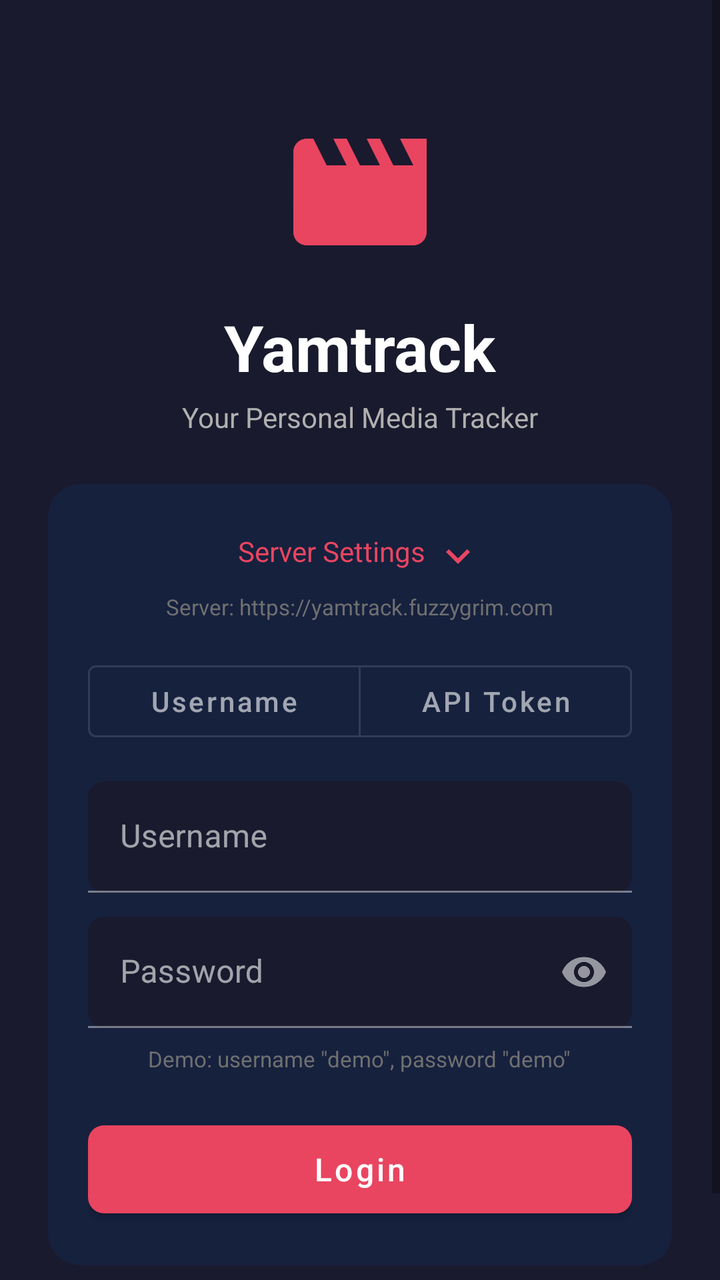
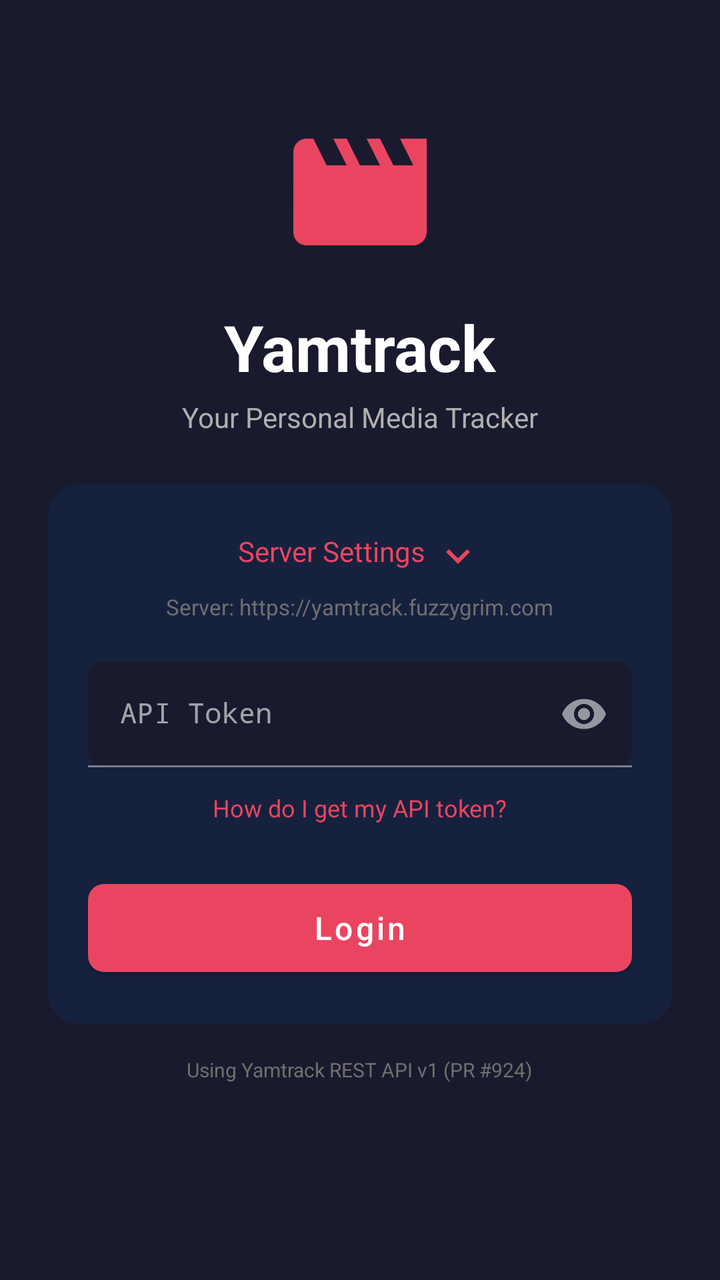

Screens rendered from an Android XML layout before and after an edit, with the pre-edit source and the edit as a unified diff.
<!-- AndroidManifest.xml: activity theme Theme.Yamtrack.NoActionBar -->
<!-- res/layout/activity_login.xml -->
<?xml version="1.0" encoding="utf-8"?>
<ScrollView xmlns:android="http://schemas.android.com/apk/res/android"
    xmlns:app="http://schemas.android.com/apk/res-auto"
    android:layout_width="match_parent"
    android:layout_height="match_parent"
    android:background="@color/background"
    android:fillViewport="true">

    <LinearLayout
        android:layout_width="match_parent"
        android:layout_height="wrap_content"
        android:gravity="center_horizontal"
        android:orientation="vertical"
        android:padding="24dp">

        
        <ImageView
            android:layout_width="80dp"
            android:layout_height="80dp"
            android:layout_marginTop="32dp"
            android:src="@drawable/ic_movie"
            app:tint="@color/primary" />

        <TextView
            android:layout_width="wrap_content"
            android:layout_height="wrap_content"
            android:layout_marginTop="16dp"
            android:text="Yamtrack"
            android:textColor="@color/white"
            android:textSize="32sp"
            android:textStyle="bold" />

        <TextView
            android:layout_width="wrap_content"
            android:layout_height="wrap_content"
            android:layout_marginTop="4dp"
            android:text="Your Personal Media Tracker"
            android:textColor="@color/text_secondary"
            android:textSize="14sp" />

        
        <com.google.android.material.card.MaterialCardView
            android:layout_width="match_parent"
            android:layout_height="wrap_content"
            android:layout_marginTop="24dp"
            app:cardBackgroundColor="@color/surface"
            app:cardCornerRadius="16dp"
            app:cardElevation="0dp">

            <LinearLayout
                android:layout_width="match_parent"
                android:layout_height="wrap_content"
                android:orientation="vertical"
                android:padding="20dp">

                
                <TextView
                    android:id="@+id/tvServerSettings"
                    android:layout_width="wrap_content"
                    android:layout_height="wrap_content"
                    android:layout_gravity="center"
                    android:background="?attr/selectableItemBackgroundBorderless"
                    android:drawableEnd="@drawable/ic_chevron_down"
                    android:drawablePadding="4dp"
                    android:padding="4dp"
                    android:text="@string/server_settings"
                    android:textColor="@color/primary"
                    android:textSize="14sp"
                    app:drawableTint="@color/primary" />

                <TextView
                    android:id="@+id/tvCurrentServer"
                    android:layout_width="wrap_content"
                    android:layout_height="wrap_content"
                    android:layout_gravity="center"
                    android:layout_marginTop="2dp"
                    android:ellipsize="middle"
                    android:maxLines="1"
                    android:text="Server: https://yamtrack.fuzzygrim.com"
                    android:textColor="@color/text_hint"
                    android:textSize="11sp" />

                
                <com.google.android.material.button.MaterialButtonToggleGroup
                    android:id="@+id/toggleGroupMode"
                    android:layout_width="match_parent"
                    android:layout_height="wrap_content"
                    android:layout_marginTop="16dp"
                    app:singleSelection="true">

                    <com.google.android.material.button.MaterialButton
                        android:id="@+id/btnModePassword"
                        style="?attr/materialButtonOutlinedStyle"
                        android:layout_width="0dp"
                        android:layout_height="wrap_content"
                        android:layout_weight="1"
                        android:text="Username"
                        android:textAllCaps="false" />

                    <com.google.android.material.button.MaterialButton
                        android:id="@+id/btnModeToken"
                        style="?attr/materialButtonOutlinedStyle"
                        android:layout_width="0dp"
                        android:layout_height="wrap_content"
                        android:layout_weight="1"
                        android:text="API Token"
                        android:textAllCaps="false" />

                </com.google.android.material.button.MaterialButtonToggleGroup>

                
                <LinearLayout
                    android:id="@+id/layoutTokenFields"
                    android:layout_width="match_parent"
                    android:layout_height="wrap_content"
                    android:orientation="vertical"
                    android:visibility="gone">

                    <com.google.android.material.textfield.TextInputLayout
                        android:layout_width="match_parent"
                        android:layout_height="wrap_content"
                        android:layout_marginTop="16dp"
                        android:hint="API Token"
                        app:boxBackgroundColor="@color/background"
                        app:boxCornerRadiusBottomEnd="8dp"
                        app:boxCornerRadiusBottomStart="8dp"
                        app:boxCornerRadiusTopEnd="8dp"
                        app:boxCornerRadiusTopStart="8dp"
                        app:endIconMode="password_toggle"
                        app:hintTextColor="@color/text_secondary">

                        <com.google.android.material.textfield.TextInputEditText
                            android:id="@+id/etToken"
                            android:layout_width="match_parent"
                            android:layout_height="wrap_content"
                            android:fontFamily="monospace"
                            android:inputType="textPassword"
                            android:textColor="@color/white"
                            android:textSize="14sp" />
                    </com.google.android.material.textfield.TextInputLayout>

                    <TextView
                        android:id="@+id/tvHowToGetToken"
                        android:layout_width="wrap_content"
                        android:layout_height="wrap_content"
                        android:layout_gravity="center"
                        android:layout_marginTop="8dp"
                        android:background="?attr/selectableItemBackgroundBorderless"
                        android:padding="4dp"
                        android:text="How do I get my API token?"
                        android:textColor="@color/primary"
                        android:textSize="12sp" />
                </LinearLayout>

                
                <LinearLayout
                    android:id="@+id/layoutPasswordFields"
                    android:layout_width="match_parent"
                    android:layout_height="wrap_content"
                    android:orientation="vertical">

                    <com.google.android.material.textfield.TextInputLayout
                        android:layout_width="match_parent"
                        android:layout_height="wrap_content"
                        android:layout_marginTop="16dp"
                        android:hint="@string/username"
                        app:boxBackgroundColor="@color/background"
                        app:boxCornerRadiusBottomEnd="8dp"
                        app:boxCornerRadiusBottomStart="8dp"
                        app:boxCornerRadiusTopEnd="8dp"
                        app:boxCornerRadiusTopStart="8dp"
                        app:hintTextColor="@color/text_secondary">

                        <com.google.android.material.textfield.TextInputEditText
                            android:id="@+id/etUsername"
                            android:layout_width="match_parent"
                            android:layout_height="wrap_content"
                            android:inputType="text"
                            android:textColor="@color/white" />
                    </com.google.android.material.textfield.TextInputLayout>

                    <com.google.android.material.textfield.TextInputLayout
                        android:layout_width="match_parent"
                        android:layout_height="wrap_content"
                        android:layout_marginTop="12dp"
                        android:hint="@string/password"
                        app:boxBackgroundColor="@color/background"
                        app:boxCornerRadiusBottomEnd="8dp"
                        app:boxCornerRadiusBottomStart="8dp"
                        app:boxCornerRadiusTopEnd="8dp"
                        app:boxCornerRadiusTopStart="8dp"
                        app:endIconMode="password_toggle"
                        app:hintTextColor="@color/text_secondary">

                        <com.google.android.material.textfield.TextInputEditText
                            android:id="@+id/etPassword"
                            android:layout_width="match_parent"
                            android:layout_height="wrap_content"
                            android:inputType="textPassword"
                            android:textColor="@color/white" />
                    </com.google.android.material.textfield.TextInputLayout>

                    <TextView
                        android:id="@+id/tvDemoCredentials"
                        android:layout_width="wrap_content"
                        android:layout_height="wrap_content"
                        android:layout_gravity="center"
                        android:layout_marginTop="8dp"
                        android:text="Demo: username &quot;demo&quot;, password &quot;demo&quot;"
                        android:textColor="@color/text_hint"
                        android:textSize="11sp" />
                </LinearLayout>

                
                <com.google.android.material.button.MaterialButton
                    android:id="@+id/btnLogin"
                    android:layout_width="match_parent"
                    android:layout_height="56dp"
                    android:layout_marginTop="20dp"
                    android:text="@string/login"
                    android:textAllCaps="false"
                    android:textSize="16sp"
                    app:backgroundTint="@color/primary"
                    app:cornerRadius="8dp" />

                <ProgressBar
                    android:id="@+id/progressBar"
                    android:layout_width="wrap_content"
                    android:layout_height="wrap_content"
                    android:layout_gravity="center"
                    android:layout_marginTop="12dp"
                    android:indeterminateTint="@color/primary"
                    android:visibility="gone" />

            </LinearLayout>
        </com.google.android.material.card.MaterialCardView>

        
        <TextView
            android:layout_width="wrap_content"
            android:layout_height="wrap_content"
            android:layout_marginTop="16dp"
            android:gravity="center"
            android:paddingHorizontal="8dp"
            android:text="Using Yamtrack REST API v1 (PR #924)"
            android:textColor="@color/text_hint"
            android:textSize="10sp" />

    </LinearLayout>
</ScrollView>
<!-- resources referenced by this layout -->
<resources>
  <color name="background">#1A1A2E</color>
  <color name="primary">#E94560</color>
  <color name="surface">#16213E</color>
  <color name="text_hint">#707070</color>
  <color name="text_secondary">#B0B0B0</color>
  <color name="white">#FFFFFF</color>
  <!-- drawable ic_chevron_down (drawable) -->
  <vector xmlns:android="http://schemas.android.com/apk/res/android"
      android:width="24dp"
      android:height="24dp"
      android:viewportWidth="24"
      android:viewportHeight="24">
      <path
          android:fillColor="#FFFFFF"
          android:pathData="M7.41,8.59L12,13.17l4.59,-4.58L18,10l-6,6 -6,-6 1.41,-1.41z"/>
  </vector>
  <!-- drawable ic_movie (drawable) -->
  <vector xmlns:android="http://schemas.android.com/apk/res/android"
      android:width="24dp"
      android:height="24dp"
      android:viewportWidth="24"
      android:viewportHeight="24">
      <path
          android:fillColor="#FFFFFF"
          android:pathData="M18,4l2,4h-3l-2,-4h-2l2,4h-3l-2,-4H8l2,4H7L5,4H4c-1.1,0 -1.99,0.9 -1.99,2L2,18c0,1.1 0.9,2 2,2h16c1.1,0 2,-0.9 2,-2V4h-4z"/>
  </vector>
  <string name="login">Login</string>
  <string name="password">Password</string>
  <string name="server_settings">Server Settings</string>
  <string name="username">Username</string>
  <style name="Theme.Yamtrack.NoActionBar" parent="Theme.Yamtrack">
          <item name="windowActionBar">false</item>
          <item name="windowNoTitle">true</item>
      </style>
  <style name="Theme.Yamtrack" parent="Theme.MaterialComponents.DayNight.DarkActionBar">
          <item name="colorPrimary">@color/primary</item>
          <item name="colorPrimaryVariant">@color/primary_dark</item>
          <item name="colorOnPrimary">@color/white</item>
          <item name="colorSecondary">@color/primary</item>
          <item name="colorSecondaryVariant">@color/primary_dark</item>
          <item name="colorOnSecondary">@color/white</item>
          <item name="android:statusBarColor">@color/background</item>
          <item name="android:navigationBarColor">@color/surface</item>
          <item name="android:windowBackground">@color/background</item>
          <item name="colorSurface">@color/surface</item>
          <item name="colorOnSurface">@color/white</item>
          
          
          <item name="chipStyle">@style/Widget.Yamtrack.Chip</item>
          
          
          <item name="bottomNavigationStyle">@style/Widget.Yamtrack.BottomNavigation</item>
      </style>
  <color name="primary_dark">#C73E54</color>
  <style name="Widget.Yamtrack.Chip" parent="Widget.MaterialComponents.Chip.Choice">
          <item name="chipBackgroundColor">@color/chip_background_color</item>
          <item name="android:textColor">@color/chip_text_color</item>
          <item name="chipStrokeColor">@color/primary</item>
          <item name="chipStrokeWidth">1dp</item>
          <item name="checkedIconVisible">false</item>
      </style>
  <style name="Widget.Yamtrack.BottomNavigation" parent="Widget.MaterialComponents.BottomNavigationView">
          <item name="backgroundTint">@color/surface</item>
          <item name="itemIconTint">@color/bottom_nav_color</item>
          <item name="itemTextColor">@color/bottom_nav_color</item>
      </style>
</resources>

<!-- the commit's change to res/layout/activity_login.xml (unified diff, before → after) -->
@@ -81,135 +81,40 @@
                     android:textSize="11sp" />
 
                 
-                <com.google.android.material.button.MaterialButtonToggleGroup
-                    android:id="@+id/toggleGroupMode"
+                <com.google.android.material.textfield.TextInputLayout
                     android:layout_width="match_parent"
                     android:layout_height="wrap_content"
-                    android:layout_marginTop="16dp"
-                    app:singleSelection="true">
+                    android:layout_marginTop="20dp"
+                    android:hint="API Token"
+                    app:boxBackgroundColor="@color/background"
+                    app:boxCornerRadiusBottomEnd="8dp"
+                    app:boxCornerRadiusBottomStart="8dp"
+                    app:boxCornerRadiusTopEnd="8dp"
+                    app:boxCornerRadiusTopStart="8dp"
+                    app:endIconMode="password_toggle"
+                    app:hintTextColor="@color/text_secondary">
 
-                    <com.google.android.material.button.MaterialButton
-                        android:id="@+id/btnModePassword"
-                        style="?attr/materialButtonOutlinedStyle"
-                        android:layout_width="0dp"
-                        android:layout_height="wrap_content"
-                        android:layout_weight="1"
-                        android:text="Username"
-                        android:textAllCaps="false" />
-
-                    <com.google.android.material.button.MaterialButton
-                        android:id="@+id/btnModeToken"
-                        style="?attr/materialButtonOutlinedStyle"
-                        android:layout_width="0dp"
-                        android:layout_height="wrap_content"
-                        android:layout_weight="1"
-                        android:text="API Token"
-                        android:textAllCaps="false" />
-
-                </com.google.android.material.button.MaterialButtonToggleGroup>
-
-                
-                <LinearLayout
-                    android:id="@+id/layoutTokenFields"
-                    android:layout_width="match_parent"
-                    android:layout_height="wrap_content"
-                    android:orientation="vertical"
-                    android:visibility="gone">
-
-                    <com.google.android.material.textfield.TextInputLayout
+                    <com.google.android.material.textfield.TextInputEditText
+                        android:id="@+id/etToken"
                         android:layout_width="match_parent"
                         android:layout_height="wrap_content"
-                        android:layout_marginTop="16dp"
-                        android:hint="API Token"
-                        app:boxBackgroundColor="@color/background"
-                        app:boxCornerRadiusBottomEnd="8dp"
-                        app:boxCornerRadiusBottomStart="8dp"
-                        app:boxCornerRadiusTopEnd="8dp"
-                        app:boxCornerRadiusTopStart="8dp"
-                        app:endIconMode="password_toggle"
-                        app:hintTextColor="@color/text_secondary">
+                        android:fontFamily="monospace"
+                        android:inputType="textPassword"
+                        android:textColor="@color/white"
+                        android:textSize="14sp" />
+                </com.google.android.material.textfield.TextInputLayout>
 
-                        <com.google.android.material.textfield.TextInputEditText
-                            android:id="@+id/etToken"
-                            android:layout_width="match_parent"
-                            android:layout_height="wrap_content"
-                            android:fontFamily="monospace"
-                            android:inputType="textPassword"
-                            android:textColor="@color/white"
-                            android:textSize="14sp" />
-                    </com.google.android.material.textfield.TextInputLayout>
-
-                    <TextView
-                        android:id="@+id/tvHowToGetToken"
-                        android:layout_width="wrap_content"
-                        android:layout_height="wrap_content"
-                        android:layout_gravity="center"
-                        android:layout_marginTop="8dp"
-                        android:background="?attr/selectableItemBackgroundBorderless"
-                        android:padding="4dp"
-                        android:text="How do I get my API token?"
-                        android:textColor="@color/primary"
-                        android:textSize="12sp" />
-                </LinearLayout>
-
-                
-                <LinearLayout
-                    android:id="@+id/layoutPasswordFields"
-                    android:layout_width="match_parent"
+                <TextView
+                    android:id="@+id/tvHowToGetToken"
+                    android:layout_width="wrap_content"
                     android:layout_height="wrap_content"
-                    android:orientation="vertical">
-
-                    <com.google.android.material.textfield.TextInputLayout
-                        android:layout_width="match_parent"
-                        android:layout_height="wrap_content"
-                        android:layout_marginTop="16dp"
-                        android:hint="@string/username"
-                        app:boxBackgroundColor="@color/background"
-                        app:boxCornerRadiusBottomEnd="8dp"
-                        app:boxCornerRadiusBottomStart="8dp"
-                        app:boxCornerRadiusTopEnd="8dp"
-                        app:boxCornerRadiusTopStart="8dp"
-                        app:hintTextColor="@color/text_secondary">
-
-                        <com.google.android.material.textfield.TextInputEditText
-                            android:id="@+id/etUsername"
-                            android:layout_width="match_parent"
-                            android:layout_height="wrap_content"
-                            android:inputType="text"
-                            android:textColor="@color/white" />
-                    </com.google.android.material.textfield.TextInputLayout>
-
-                    <com.google.android.material.textfield.TextInputLayout
-                        android:layout_width="match_parent"
-                        android:layout_height="wrap_content"
-                        android:layout_marginTop="12dp"
-                        android:hint="@string/password"
-                        app:boxBackgroundColor="@color/background"
-                        app:boxCornerRadiusBottomEnd="8dp"
-                        app:boxCornerRadiusBottomStart="8dp"
-                        app:boxCornerRadiusTopEnd="8dp"
-                        app:boxCornerRadiusTopStart="8dp"
-                        app:endIconMode="password_toggle"
-                        app:hintTextColor="@color/text_secondary">
-
-                        <com.google.android.material.textfield.TextInputEditText
-                            android:id="@+id/etPassword"
-                            android:layout_width="match_parent"
-                            android:layout_height="wrap_content"
-                            android:inputType="textPassword"
-                            android:textColor="@color/white" />
-                    </com.google.android.material.textfield.TextInputLayout>
-
-                    <TextView
-                        android:id="@+id/tvDemoCredentials"
-                        android:layout_width="wrap_content"
-                        android:layout_height="wrap_content"
-                        android:layout_gravity="center"
-                        android:layout_marginTop="8dp"
-                        android:text="Demo: username &quot;demo&quot;, password &quot;demo&quot;"
-                        android:textColor="@color/text_hint"
-                        android:textSize="11sp" />
-                </LinearLayout>
+                    android:layout_gravity="center"
+                    android:layout_marginTop="8dp"
+                    android:background="?attr/selectableItemBackgroundBorderless"
+                    android:padding="4dp"
+                    android:text="How do I get my API token?"
+                    android:textColor="@color/primary"
+                    android:textSize="12sp" />
 
                 
                 <com.google.android.material.button.MaterialButton
<!-- resource entries referenced after the edit -->
@@ -27,9 +27,7 @@
           android:pathData="M18,4l2,4h-3l-2,-4h-2l2,4h-3l-2,-4H8l2,4H7L5,4H4c-1.1,0 -1.99,0.9 -1.99,2L2,18c0,1.1 0.9,2 2,2h16c1.1,0 2,-0.9 2,-2V4h-4z"/>
   </vector>
   <string name="login">Login</string>
-  <string name="password">Password</string>
   <string name="server_settings">Server Settings</string>
-  <string name="username">Username</string>
   <style name="Theme.Yamtrack.NoActionBar" parent="Theme.Yamtrack">
           <item name="windowActionBar">false</item>
           <item name="windowNoTitle">true</item>
